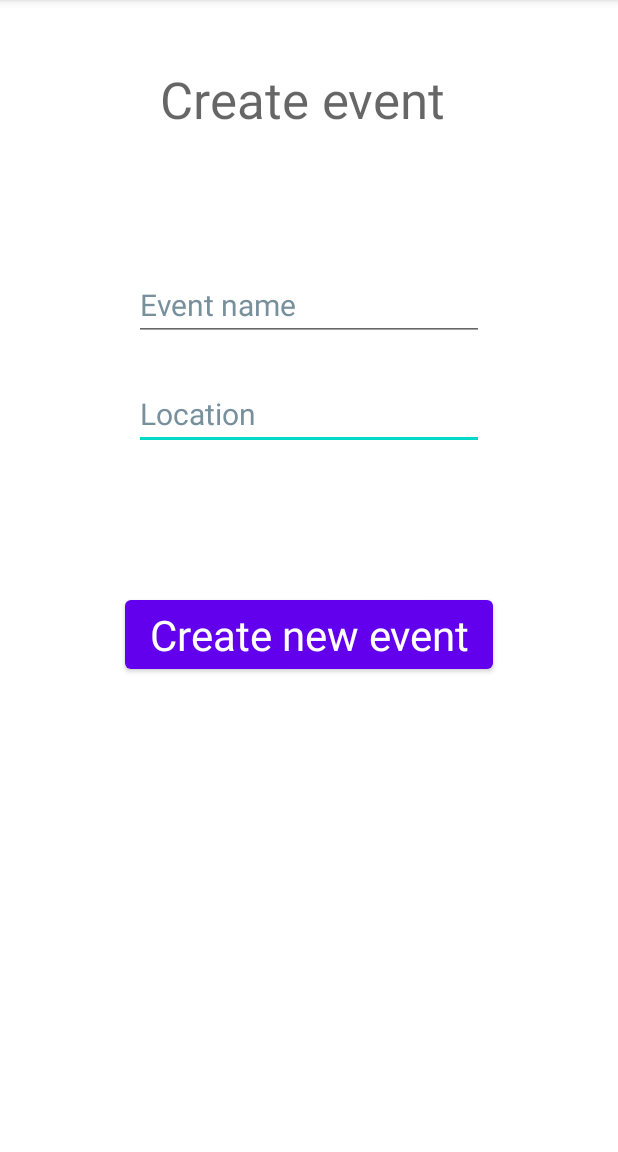
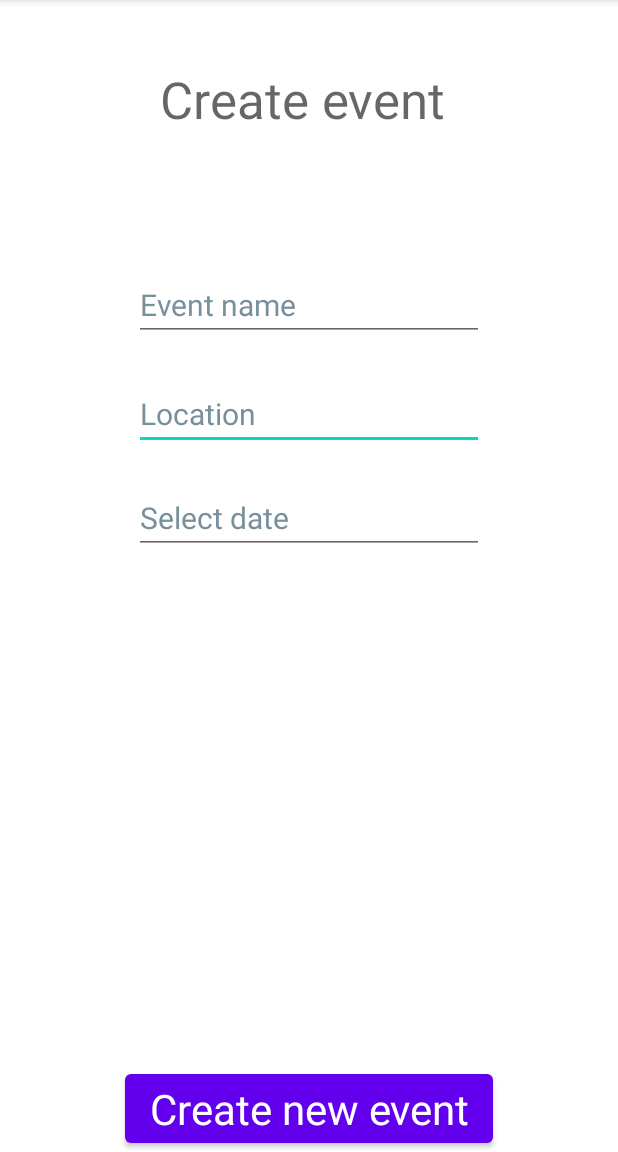
Before and after one commit to tymoteusz-chelmecki/EventRepoApp, an Android app: the CreateEventActivity screen opened directly, with no data from a screen before it, after a tap on "Create new event", on a phone screen of 412 x 824 dp, the part 84-1236 px from its top. Run offline under Robolectric (Android 15) with nearby library versions, the phone set to English and light mode, and no system bars; our stand-ins replace Room's generated code; 4 statements that could not run were skipped.

Commit message:
Add selecting and saving dates in CreateEventActivity

```diff
--- a/app/src/main/java/com/example/event_repo_app/CreateEventActivity.java
+++ b/app/src/main/java/com/example/event_repo_app/CreateEventActivity.java
@@ -1,33 +1,69 @@
 package com.example.event_repo_app;
 
+import static java.lang.String.format;
+
+import android.app.DatePickerDialog;
+import android.icu.util.Calendar;
 import android.os.Bundle;
+import android.text.InputType;
 import android.widget.Button;
+import android.widget.EditText;
 import android.widget.TextView;
 import android.widget.Toast;
 
 import androidx.appcompat.app.AppCompatActivity;
 import androidx.lifecycle.ViewModelProvider;
 
+import java.util.Arrays;
+import java.util.List;
+import java.util.Locale;
+import java.util.stream.Collectors;
+
 import database.Event;
 
 public class CreateEventActivity extends AppCompatActivity {
     private Button createButton;
     private EventViewModel eventViewModel;
+    private EditText dateEditText;
 
     @Override
     protected void onCreate(Bundle savedInstanceState) {
         super.onCreate(savedInstanceState);
         setContentView(R.layout.activity_create_event);
         eventViewModel = new ViewModelProvider(this).get(EventViewModel.class);
+
+        dateEditText = findViewById(R.id.input_text_date);
+        dateEditText.setInputType(InputType.TYPE_NULL);
+        dateEditText.setOnClickListener(view -> selectDate());
+
         createButton = findViewById(R.id.create_create_button);
         createButton.setOnClickListener(view -> submitNewEvent());
+    }
+
+    private void selectDate() {
+        final Calendar calendar = Calendar.getInstance();
+        int day = calendar.get(Calendar.DAY_OF_MONTH);
+        int month = calendar.get(Calendar.MONTH);
+        int year = calendar.get(Calendar.YEAR);
+        DatePickerDialog pickerDialog = new DatePickerDialog(this,
+                (view, selectedYear, selectedMonth, selectedDay) -> dateEditText.setText(
+                        format(Locale.getDefault(), "%d-%d-%d",
+                                selectedDay, selectedMonth + 1, selectedYear))
+                , year, month, day);
+        pickerDialog.show();
     }
 
     private void submitNewEvent() {
         String eventName = getInputString(R.id.input_text_name);
         String location = getInputString(R.id.input_text_location);
+        List<Integer> selectedDate = Arrays.stream(getInputString(R.id.input_text_date)
+                .split("-"))
+                .map(Integer::parseInt)
+                .collect(Collectors.toList());
+        int day = selectedDate.get(0);
+        int month = selectedDate.get(1);
+        int year = selectedDate.get(2);
 
-        String date = "20-02-2023";
         String startHour = "14:00";
         double latitude = 23.05;
         double longitude = 108.40;
@@ -36,7 +72,8 @@ public class CreateEventActivity extends AppCompatActivity {
             Toast.makeText(CreateEventActivity.this,
                     "You have to specify event name and location", Toast.LENGTH_LONG).show();
         } else {
-            Event event = new Event(eventName, location, date, startHour, latitude, longitude);
+            Event event = new Event(eventName, location, day, month, year, startHour,
+                    latitude, longitude);
             eventViewModel.insert(event);
 
             Toast.makeText(CreateEventActivity.this, "Created a new event", Toast.LENGTH_LONG).show();
--- a/app/src/main/java/com/example/event_repo_app/EventRecyclerViewAdapter.java
+++ b/app/src/main/java/com/example/event_repo_app/EventRecyclerViewAdapter.java
@@ -10,6 +10,7 @@ import androidx.recyclerview.widget.RecyclerView;
 
 import java.util.ArrayList;
 import java.util.List;
+import java.util.Locale;
 
 import database.Event;
 
@@ -33,7 +34,8 @@ public class EventRecyclerViewAdapter
         Event event = events.get(position);
         holder.name.setText(event.getName());
         holder.location.setText(event.getLocation());
-        holder.date.setText(event.getDate());
+        holder.date.setText(String.format(Locale.getDefault(),
+                "%d-%d-%d", event.getDay(), event.getMonth(), event.getYear()));
         holder.startHour.setText(event.getStartHour());
         holder.latitude.setText(String.valueOf(event.getLatitude()));
         holder.longitude.setText(String.valueOf(event.getLongitude()));
--- a/app/src/main/res/layout/activity_create_event.xml
+++ b/app/src/main/res/layout/activity_create_event.xml
@@ -21,6 +21,23 @@
         app:layout_constraintHorizontal_bias="0.5"
         app:layout_constraintStart_toStartOf="parent"
         app:layout_constraintTop_toBottomOf="@id/input_text_name"
+        app:layout_constraintVertical_bias="0.05" />
+
+    <EditText
+        android:id="@+id/input_text_date"
+        android:layout_width="wrap_content"
+        android:layout_height="wrap_content"
+        android:ems="10"
+        android:hint="@string/input_text_date"
+        android:importantForAutofill="no"
+        android:inputType="text"
+        android:textColorHint="#78909C"
+        android:textSize="20sp"
+        app:layout_constraintBottom_toBottomOf="parent"
+        app:layout_constraintEnd_toEndOf="parent"
+        app:layout_constraintHorizontal_bias="0.5"
+        app:layout_constraintStart_toStartOf="parent"
+        app:layout_constraintTop_toBottomOf="@id/input_text_location"
         app:layout_constraintVertical_bias="0.05" />
 
     <TextView
@@ -62,8 +79,6 @@
         android:textSize="28sp"
         app:layout_constraintBottom_toBottomOf="parent"
         app:layout_constraintEnd_toEndOf="parent"
-        app:layout_constraintStart_toStartOf="parent"
-        app:layout_constraintTop_toBottomOf="@+id/input_text_location"
-        app:layout_constraintVertical_bias="0.23000002" />
+        app:layout_constraintStart_toStartOf="parent" />
 
 </androidx.constraintlayout.widget.ConstraintLayout>
--- a/app/src/main/res/values/strings.xml
+++ b/app/src/main/res/values/strings.xml
@@ -8,7 +8,7 @@
     <string name="share_events_text">Share events</string>
     <string name="input_text_name">Event name</string>
     <string name="input_text_location">Location</string>
-    <string name="input_text_date">Date</string>
-    <string name="input_text_hour">Start hour</string>
+    <string name="input_text_date">Select date</string>
+    <string name="text_hour">Start hour</string>
     <string name="create_create_button_text">Create new event</string>
 </resources>
```
